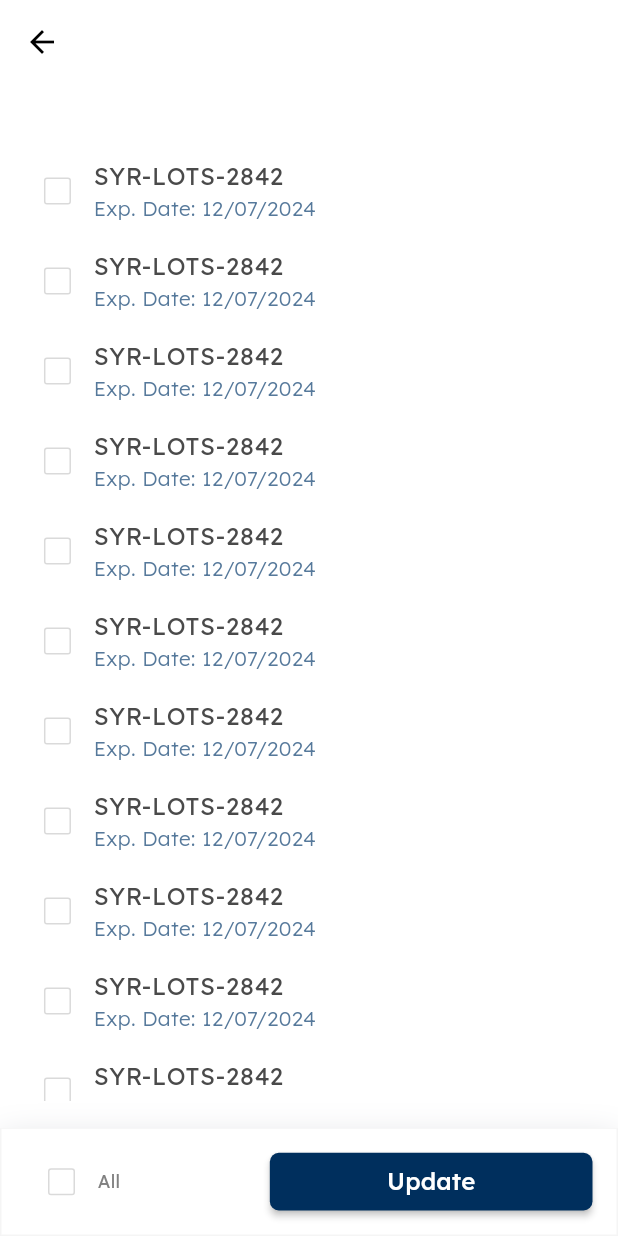
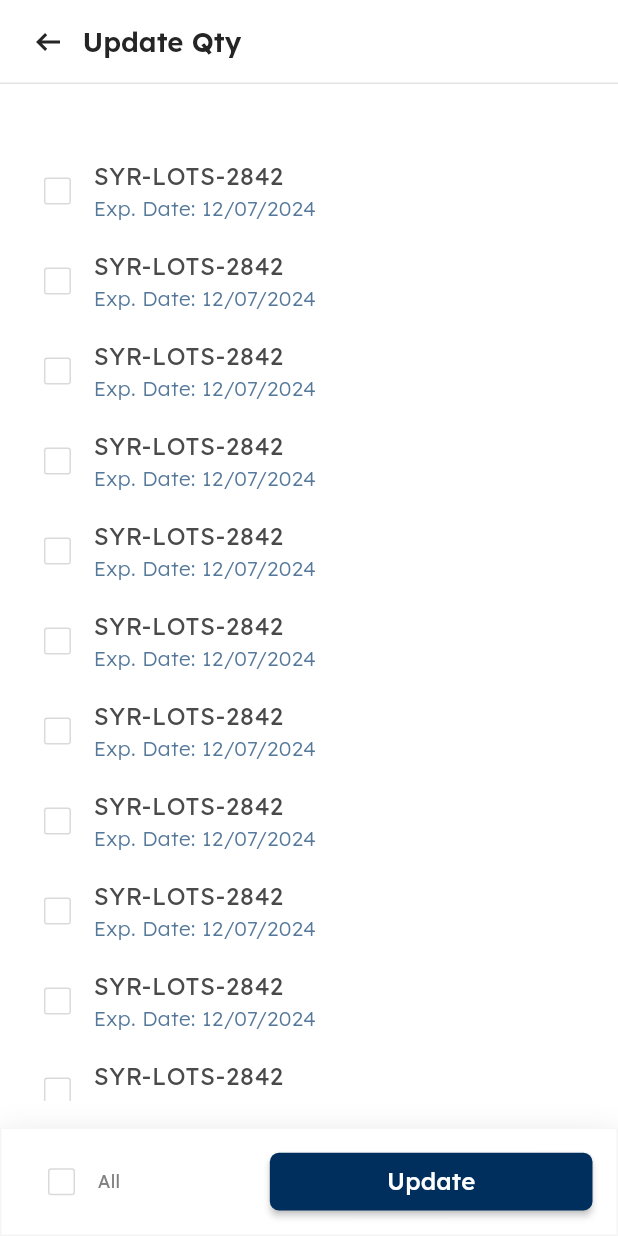
Before and after one commit to teguhw-scaleocean/inventory_3, a Flutter app: the UpdateProductQuantityScreen screen opened directly with empty values, on a phone screen of 412 x 824 dp. Run offline on Flutter 3.47's test engine with Material 3 defaults, Android fonts, the phone set to English and light mode, and no system bars; our stand-ins replace awesome_dialog, device_preview, dropdown_button2, dropdown_search, flutter_bloc, flutter_dash and 3 more; missing offline and left inert: qr_code_scanner, smooth_highlight, time_picker_spinner.

Commit message:
update-product-screen-appbar

```diff
--- a/lib/presentation/receipt/receipt_product/screens/product_detail/update_product_quantity_screen.dart
+++ b/lib/presentation/receipt/receipt_product/screens/product_detail/update_product_quantity_screen.dart
@@ -4,6 +4,7 @@ import 'package:flutter_screenutil/flutter_screenutil.dart';
 import 'package:inventory_v3/common/components/primary_button.dart';
 import 'package:inventory_v3/presentation/receipt/receipt_product/cubit/product_detail/product_menu_product_detail_cubit.dart';
 
+import '../../../../../common/components/custom_app_bar.dart';
 import '../../../../../common/helper/tracking_helper.dart';
 import '../../../../../common/theme/color/color_name.dart';
 import '../../../../../common/theme/text/base_text.dart';
@@ -80,7 +81,8 @@ class _UpdateProductQuantityScreenState
   Widget build(BuildContext context) {
     return SafeArea(
       child: Scaffold(
-        appBar: AppBar(),
+        appBar: CustomAppBar(
+            title: "Update Qty", onTap: () => Navigator.pop(context)),
         body: Container(
           padding: EdgeInsets.all(16.w),
           child: Column(
```
